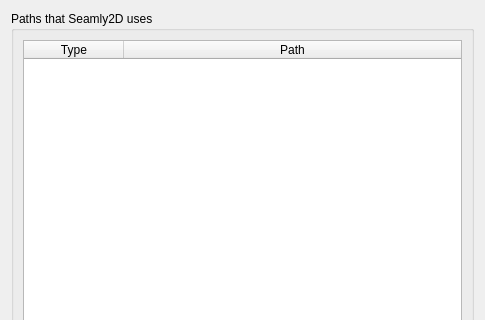
Old version of the form src/app/seamly2d/dialogs/configpages/preferencespathpage.ui in the repository FashionFreedom/Seamly2D; both pictures show x 0 to 485 and y 0 to 320 of the 485 by 570 pixel window.
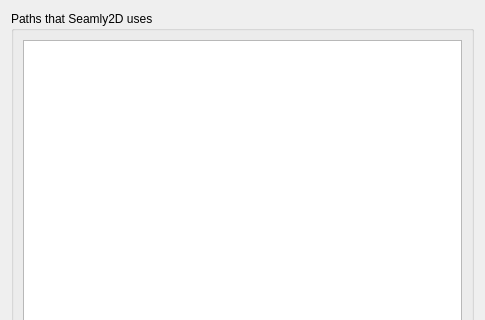
New version of the form.

```diff
--- a/src/app/seamly2d/dialogs/configpages/preferencespathpage.ui
+++ b/src/app/seamly2d/dialogs/configpages/preferencespathpage.ui
@@ -51,6 +51,9 @@
         <property name="showGrid">
          <bool>false</bool>
         </property>
+        <attribute name="horizontalHeaderVisible">
+         <bool>false</bool>
+        </attribute>
         <attribute name="horizontalHeaderStretchLastSection">
          <bool>true</bool>
         </attribute>
```
